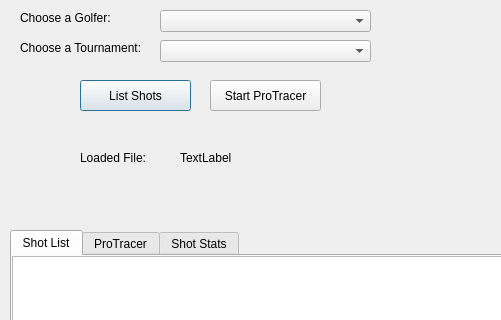
Qt form ui/protracer.ui (rer145/ideal-enigma) before a commit; both pictures show x 0 to 501 and y 0 to 320 of the 800 by 600 pixel window.
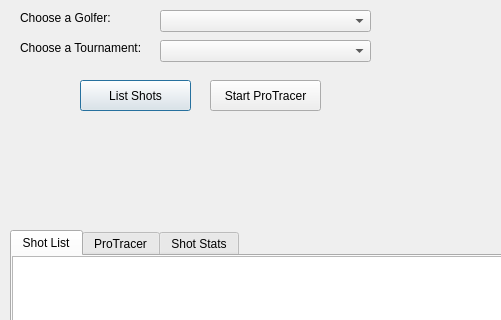
The same form after that commit.

```diff
--- a/ui/protracer.ui
+++ b/ui/protracer.ui
@@ -133,32 +133,6 @@
     </attribute>
    </widget>
   </widget>
-  <widget class="QLabel" name="label_3">
-   <property name="geometry">
-    <rect>
-     <x>80</x>
-     <y>150</y>
-     <width>101</width>
-     <height>16</height>
-    </rect>
-   </property>
-   <property name="text">
-    <string>Loaded File:</string>
-   </property>
-  </widget>
-  <widget class="QLabel" name="lblFileName">
-   <property name="geometry">
-    <rect>
-     <x>180</x>
-     <y>150</y>
-     <width>241</width>
-     <height>16</height>
-    </rect>
-   </property>
-   <property name="text">
-    <string>TextLabel</string>
-   </property>
-  </widget>
  </widget>
  <resources/>
  <connections/>
```
